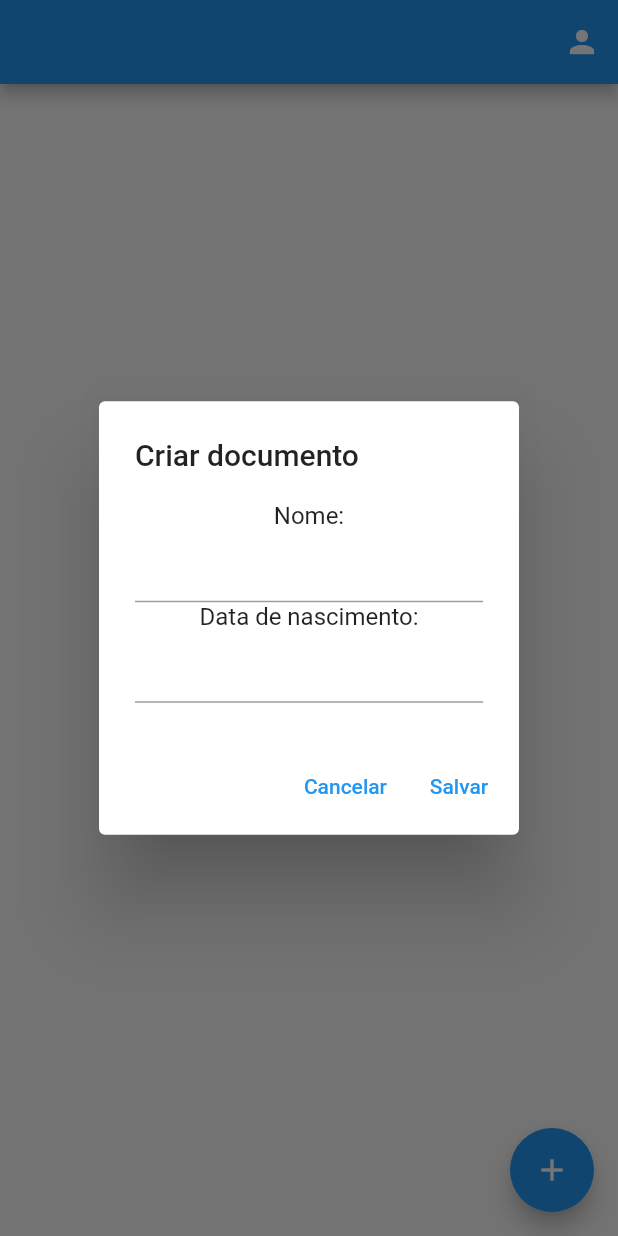
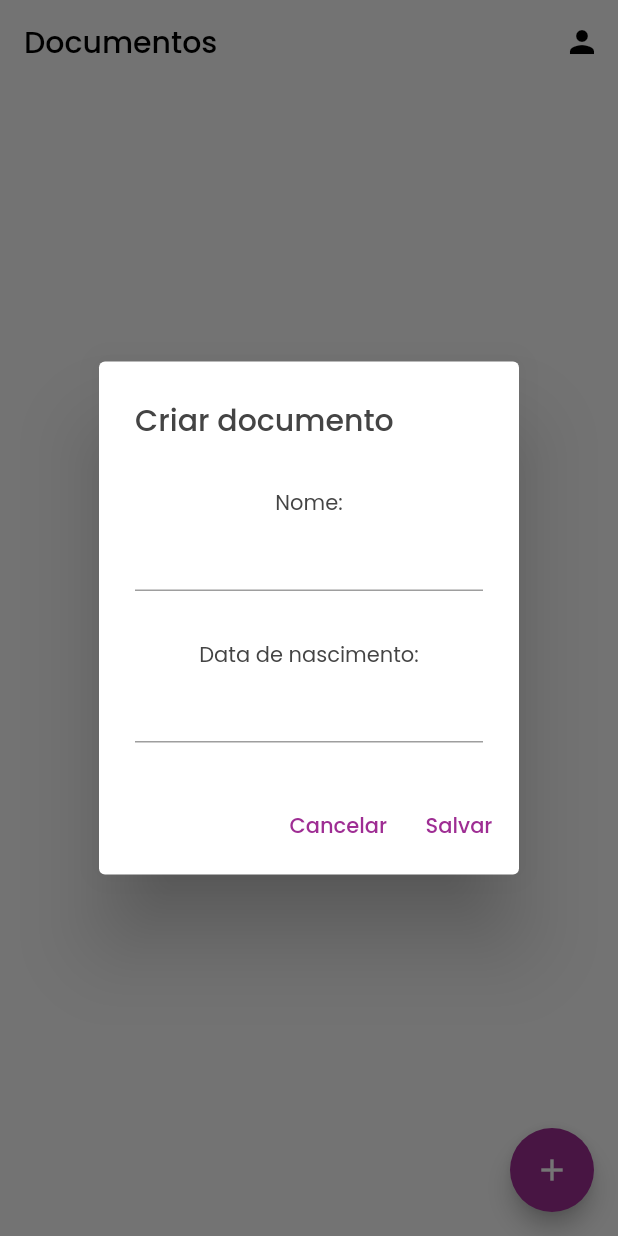
Before and after one commit to pietroid/astrodocs, a Flutter app: the screen it shows after launch, after a tap on the "add" icon, on a phone screen of 412 x 824 dp. Run offline on Flutter 3.47's test engine with Material 2 defaults, Android fonts, the light colour scheme and no system bars; our stand-ins replace bloc, diacritic, flutter_bloc, google_fonts, google_sign_in, shared_preferences; missing offline and left inert: googleapis.

Commit message:
changing style

```diff
--- a/lib/main.dart
+++ b/lib/main.dart
@@ -8,6 +8,7 @@ import 'package:astrodocs/screens/documents/documents_screen.dart';
 import 'package:astrodocs/shared/google_auth_client.dart';
 import 'package:flutter/material.dart';
 import 'package:flutter_bloc/flutter_bloc.dart';
+import 'package:google_fonts/google_fonts.dart';
 import 'package:provider/provider.dart';
 
 void main() {
@@ -39,8 +40,29 @@ class MyApp extends StatelessWidget {
       child: MaterialApp(
         title: 'Astrodocs',
         theme: ThemeData(
-          primarySwatch: Colors.blue,
-        ),
+            textTheme: GoogleFonts.poppinsTextTheme(
+              Theme.of(context).textTheme,
+            ).apply(bodyColor: const Color(0xFF444444)),
+            appBarTheme: const AppBarTheme(
+              backgroundColor: Colors.transparent,
+              shadowColor: Colors.transparent,
+              foregroundColor: Colors.black,
+            ),
+            primarySwatch: const MaterialColor(
+              0xFF9E2D93,
+              <int, Color>{
+                50: Color.fromARGB(255, 242, 210, 239),
+                100: Color.fromARGB(255, 223, 164, 217),
+                200: Color.fromARGB(255, 223, 144, 215),
+                300: Color.fromARGB(255, 186, 84, 176),
+                400: Color.fromARGB(255, 195, 68, 183),
+                500: Color(0xFF9E2D93),
+                600: Color.fromARGB(255, 130, 33, 120),
+                700: Color.fromARGB(255, 106, 21, 97),
+                800: Color.fromARGB(255, 98, 14, 89),
+                900: Color.fromARGB(255, 76, 6, 69),
+              },
+            )),
         home: const DocumentsScreen(),
       ),
     );
--- a/lib/screens/create_document/create_document_screen.dart
+++ b/lib/screens/create_document/create_document_screen.dart
@@ -17,11 +17,19 @@ Future<void> showCreateDocumentDialog(BuildContext context) async {
         content: Column(
           mainAxisSize: MainAxisSize.min,
           children: [
-            const Text('Nome:'),
+            const SizedBox(height: 10),
+            const Text(
+              'Nome:',
+              style: TextStyle(fontSize: 14),
+            ),
             TextField(
               controller: nameController,
             ),
-            const Text('Data de nascimento:'),
+            const SizedBox(height: 32),
+            const Text(
+              'Data de nascimento:',
+              style: TextStyle(fontSize: 14),
+            ),
             TextField(
               controller: birthdayController,
             ),
--- a/lib/screens/documents/documents_screen.dart
+++ b/lib/screens/documents/documents_screen.dart
@@ -32,6 +32,7 @@ class _DocumentsScreenState extends State<DocumentsScreen> {
 
     return Scaffold(
       appBar: AppBar(
+        title: const Text('Documentos'),
         actions: [
           IconButton(
               onPressed: () async {
--- a/pubspec.yaml
+++ b/pubspec.yaml
@@ -42,6 +42,7 @@ dependencies:
   google_sign_in: ^5.4.4
   googleapis: ^10.0.0
   provider: ^6.0.5
+  google_fonts: ^3.0.1
 
 dev_dependencies:
   flutter_test:
```
Also changed, not shown: lib/screens/document/document_screen.dart (+43 -13 lines), lib/screens/documents/document_success_screen.dart (+7 -11 lines), lib/screens/positions/positions_selection_screen.dart (+41 -16 lines), lib/widgets/card.dart (added, +28 -0 lines), pubspec.lock.
